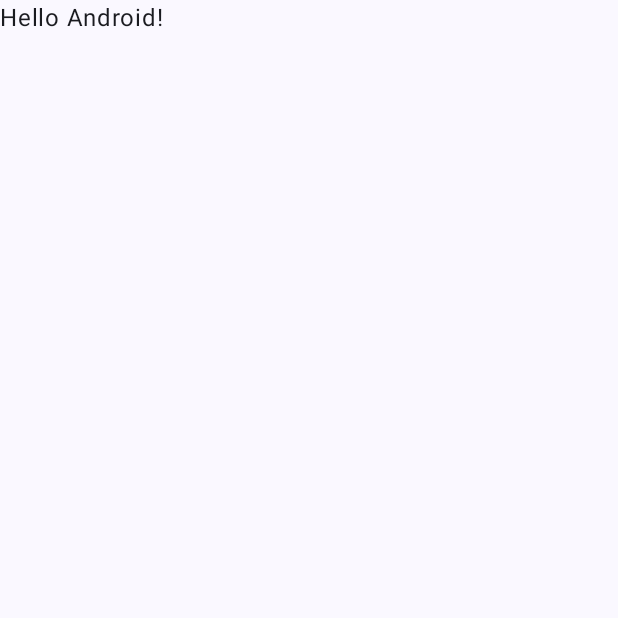
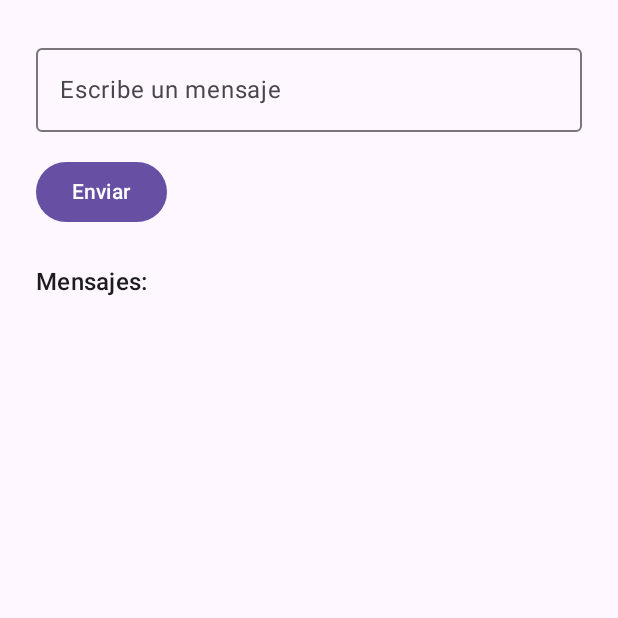
Before and after one commit to karenlorenapineda/pointr, an Android app built with Jetpack Compose: the screen it shows after launch (MainActivity), on a phone screen of 412 x 824 dp, the top half of it. Before the commit the part shown is almost empty. Run offline under Robolectric (Android 15) with nearby library versions, the phone set to English and light mode, and no system bars; our stand-ins replace Volley; network calls fail.

Commit message:
connect to data base

```diff
--- a/app/build.gradle.kts
+++ b/app/build.gradle.kts
@@ -49,6 +49,7 @@ dependencies {
     implementation(libs.androidx.ui.graphics)
     implementation(libs.androidx.ui.tooling.preview)
     implementation(libs.androidx.material3)
+    implementation("com.android.volley:volley:1.2.1")
     testImplementation(libs.junit)
     androidTestImplementation(libs.androidx.junit)
     androidTestImplementation(libs.androidx.espresso.core)
--- a/app/src/main/AndroidManifest.xml
+++ b/app/src/main/AndroidManifest.xml
@@ -1,12 +1,15 @@
 <?xml version="1.0" encoding="utf-8"?>
 <manifest xmlns:android="http://schemas.android.com/apk/res/android"
     xmlns:tools="http://schemas.android.com/tools">
+
+    <uses-permission android:name="android.permission.INTERNET" />
 
     <application
         android:allowBackup="true"
         android:dataExtractionRules="@xml/data_extraction_rules"
         android:fullBackupContent="@xml/backup_rules"
         android:icon="@mipmap/ic_launcher"
+        android:usesCleartextTraffic="true"
         android:label="@string/app_name"
         android:roundIcon="@mipmap/ic_launcher_round"
         android:supportsRtl="true"
--- a/app/src/main/java/com/example/pointr/MainActivity.kt
+++ b/app/src/main/java/com/example/pointr/MainActivity.kt
@@ -1,47 +1,150 @@
 package com.example.pointr
 
 import android.os.Bundle
+import android.widget.Toast
 import androidx.activity.ComponentActivity
 import androidx.activity.compose.setContent
 import androidx.activity.enableEdgeToEdge
-import androidx.compose.foundation.layout.fillMaxSize
-import androidx.compose.foundation.layout.padding
-import androidx.compose.material3.Scaffold
-import androidx.compose.material3.Text
-import androidx.compose.runtime.Composable
+import androidx.compose.foundation.layout.*
+import androidx.compose.material3.*
+import androidx.compose.runtime.*
 import androidx.compose.ui.Modifier
-import androidx.compose.ui.tooling.preview.Preview
-import com.example.pointr.ui.theme.PointRTheme
+import androidx.compose.ui.platform.LocalContext
+import androidx.compose.ui.text.input.TextFieldValue
+import androidx.compose.ui.unit.dp
+import com.android.volley.Request
+import com.android.volley.toolbox.JsonArrayRequest
+import com.android.volley.toolbox.JsonObjectRequest
+import com.android.volley.toolbox.Volley
+import org.json.JSONObject
 
 class MainActivity : ComponentActivity() {
+    /**
+     * Si estás ejecutando el backend en el emulador,
+     * usa "http://10.0.2.2:3000/messages".
+     * Si despliegas tu backend a Render/Railway, pon aquí la URL pública,
+     * por ejemplo "https://miapi-ejemplo.onrender.com/messages".
+     */
+    private val apiUrl = "http://10.0.2.2:3000/messages"
+
     override fun onCreate(savedInstanceState: Bundle?) {
         super.onCreate(savedInstanceState)
         enableEdgeToEdge()
+
         setContent {
-            PointRTheme {
-                Scaffold(modifier = Modifier.fillMaxSize()) { innerPadding ->
-                    Greeting(
-                        name = "Android",
-                        modifier = Modifier.padding(innerPadding)
+            MyApp(apiUrl)
+        }
+    }
+}
+
+/**
+ * Interfaz con Compose que:
+ * 1) Muestra un campo para escribir un mensaje
+ * 2) Botón "Enviar" que hace POST a /messages
+ * 3) Lista de mensajes obtenidos de GET /messages
+ */
+@Composable
+fun MyApp(apiUrl: String) {
+    val context = LocalContext.current
+    // Instancia del RequestQueue de Volley
+    val queue = remember { Volley.newRequestQueue(context) }
+
+    // Estado para el texto de entrada y lista de mensajes
+    var inputText by remember { mutableStateOf(TextFieldValue("")) }
+    var messages by remember { mutableStateOf(listOf<String>()) }
+
+    // Al iniciarse la composición, llamamos a fetchMessages(...) para obtener los mensajes
+    LaunchedEffect(Unit) {
+        fetchMessages(apiUrl, queue) { result ->
+            messages = result
+        }
+    }
+
+    Scaffold(modifier = Modifier.fillMaxSize()) { padding ->
+        Column(
+            modifier = Modifier
+                .padding(padding)
+                .padding(24.dp)
+        ) {
+            // Campo de texto para escribir un mensaje
+            OutlinedTextField(
+                value = inputText,
+                onValueChange = { inputText = it },
+                label = { Text("Escribe un mensaje") },
+                modifier = Modifier.fillMaxWidth()
+            )
+
+            Spacer(Modifier.height(16.dp))
+
+            // Botón "Enviar"
+            Button(onClick = {
+                if (inputText.text.isNotBlank()) {
+                    // Crear objeto JSON { "text": "el mensaje" }
+                    val json = JSONObject().apply {
+                        put("text", inputText.text)
+                    }
+                    // Petición POST con JsonObjectRequest
+                    val postRequest = JsonObjectRequest(
+                        Request.Method.POST,
+                        apiUrl,
+                        json,
+                        { response ->
+                            Toast.makeText(context, "Mensaje enviado", Toast.LENGTH_SHORT).show()
+                            inputText = TextFieldValue("") // limpiar campo
+                            // Refrescar la lista de mensajes
+                            fetchMessages(apiUrl, queue) { result ->
+                                messages = result
+                            }
+                        },
+                        { error ->
+                            Toast.makeText(context, "Error al enviar", Toast.LENGTH_SHORT).show()
+                            error.printStackTrace()
+                        }
                     )
+                    queue.add(postRequest)
+                } else {
+                    Toast.makeText(context, "Escribe algo primero", Toast.LENGTH_SHORT).show()
                 }
+            }) {
+                Text("Enviar")
+            }
+
+            Spacer(Modifier.height(24.dp))
+
+            Text("Mensajes:", style = MaterialTheme.typography.titleMedium)
+            Spacer(Modifier.height(8.dp))
+
+            // Mostrar cada mensaje en un Text
+            messages.forEach { msg ->
+                Text("- $msg")
             }
         }
     }
 }
 
-@Composable
-fun Greeting(name: String, modifier: Modifier = Modifier) {
-    Text(
-        text = "Hello $name!",
-        modifier = modifier
+/**
+ * Función que hace GET a /messages y devuelve la lista de strings (textos)
+ */
+fun fetchMessages(
+    apiUrl: String,
+    queue: com.android.volley.RequestQueue,
+    onResult: (List<String>) -> Unit
+) {
+    val getRequest = JsonArrayRequest(
+        Request.Method.GET,
+        apiUrl,
+        null,
+        { response ->
+            val results = mutableListOf<String>()
+            for (i in 0 until response.length()) {
+                val text = response.getJSONObject(i).getString("text")
+                results.add(text)
+            }
+            onResult(results)
+        },
+        { error ->
+            error.printStackTrace()
+        }
     )
+    queue.add(getRequest)
 }
-
-@Preview(showBackground = true)
-@Composable
-fun GreetingPreview() {
-    PointRTheme {
-        Greeting("Android")
-    }
-}
```
Also changed, not shown: 5 other files.
